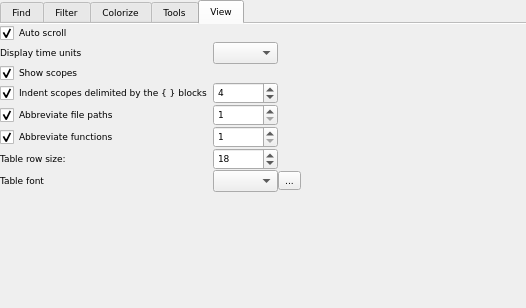
This is trace_server/settingslog.ui in mojmir-svoboda/DbgToolkit as Qt 5 draws it before an edit. The edited form follows.
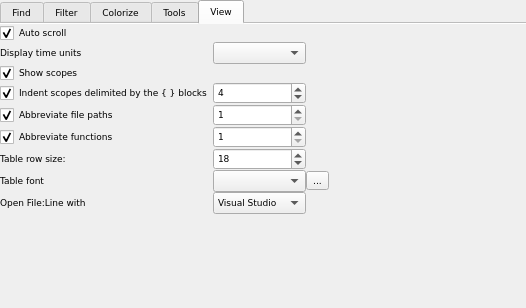
This is the edited form. The open tabs and pages were chosen to show the change. Icons and pictures are not drawn. Custom widgets are drawn as their Qt base class.

Commit message: + open file:line button (not working yet)

```diff
--- a/trace_server/settingslog.ui
+++ b/trace_server/settingslog.ui
@@ -726,7 +726,7 @@
               </property>
              </widget>
             </item>
-            <item row="8" column="0">
+            <item row="9" column="0">
              <spacer name="verticalSpacer">
               <property name="orientation">
                <enum>Qt::Vertical</enum>
@@ -752,6 +752,22 @@
               </property>
              </spacer>
             </item>
+            <item row="8" column="0">
+             <widget class="QLabel" name="label_4">
+              <property name="text">
+               <string>Open File:Line with</string>
+              </property>
+             </widget>
+            </item>
+            <item row="8" column="1">
+             <widget class="QComboBox" name="comboBox">
+              <item>
+               <property name="text">
+                <string>Visual Studio</string>
+               </property>
+              </item>
+             </widget>
+            </item>
            </layout>
           </item>
          </layout>
```
The commit also changes 5 other files.
